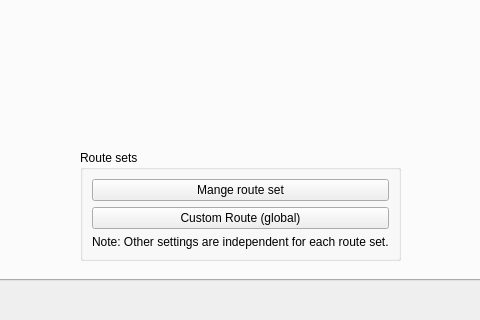
MatsuriDayo/nekoray, file ui/dialog_manage_routes.ui: the form before one commit; both pictures show x 87 to 567 and y 280 to 600 of the 800 by 600 pixel window.
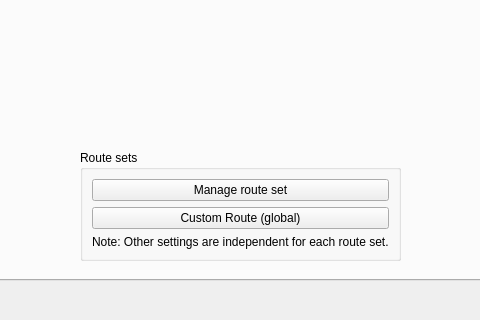
The form after the commit.

```diff
--- a/ui/dialog_manage_routes.ui
+++ b/ui/dialog_manage_routes.ui
@@ -49,7 +49,7 @@
              <item>
               <widget class="QPushButton" name="load_save">
                <property name="text">
-                <string>Mange route set</string>
+                <string>Manage route set</string>
                </property>
               </widget>
              </item>
```
